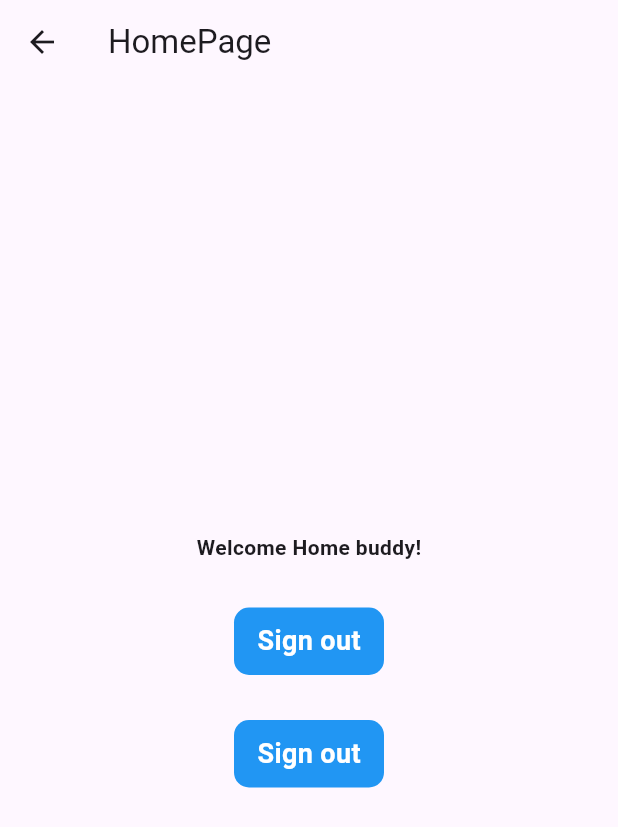
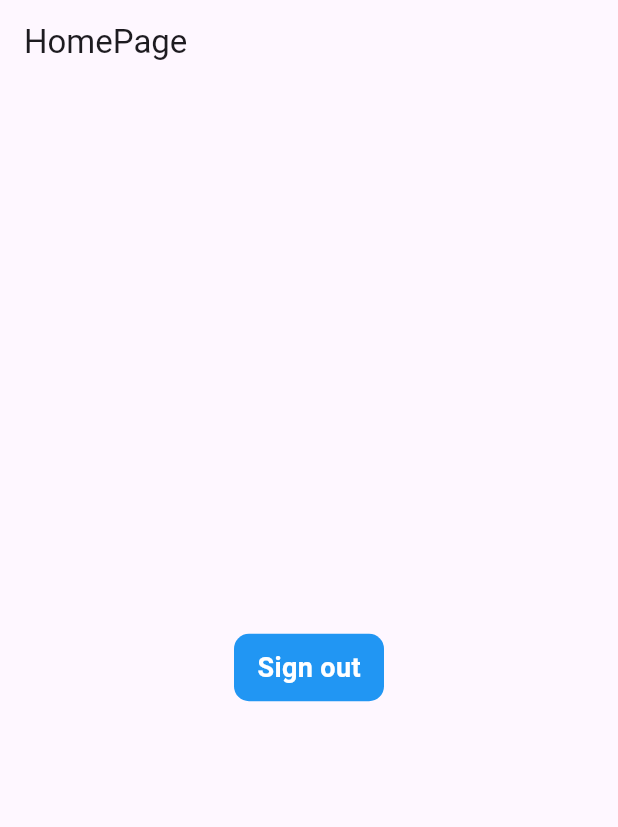
Before and after one commit to siwarbo/mh, a Flutter app: the HomePage screen opened by its route, on a phone screen of 412 x 824 dp. Shown: the top 827 px of the screen. Run offline on Flutter 3.47's test engine with Material 3 defaults, Android fonts, the phone set to English and light mode, and no system bars; our stand-ins replace firebase_auth, firebase_core, fluttertoast; accounts and stored records are empty.

Commit message:
termin signin and out

```diff
--- a/lib/features/user_auth/presentation/pages/home_page.dart
+++ b/lib/features/user_auth/presentation/pages/home_page.dart
@@ -14,64 +14,43 @@ class _HomePageState extends State<HomePage> {
   Widget build(BuildContext context) {
     return Scaffold(
       appBar: AppBar(
+        automaticallyImplyLeading: false,
         title: Text("HomePage"),
       ),
-      body: Column(mainAxisAlignment: MainAxisAlignment.center, children: [
-        Center(
-            child: Text("Welcome Home buddy!",
-                style: TextStyle(fontWeight: FontWeight.bold))),
+      body: Center(
+        child: Column(
+          mainAxisAlignment: MainAxisAlignment.center,
+          children: [
             SizedBox(
-          height: 30,
+              height: 10,
             ),
             GestureDetector(
               onTap: () {
                 FirebaseAuth.instance.signOut();
                 Navigator.pushNamed(context, "/login");
+                showToast(message: "Successfully signed out ");
               },
               child: Container(
                 height: 45,
                 width: 100,
                 decoration: BoxDecoration(
-                color: Colors.blue, borderRadius: BorderRadius.circular(10)),
+                    color: Colors.blue,
+                    borderRadius: BorderRadius.circular(10)),
                 child: Center(
                   child: Text(
                     "Sign out",
                     style: TextStyle(
                       color: Colors.white,
                       fontWeight: FontWeight.bold,
-                    fontSize: 18),
+                      fontSize: 18,
                     ),
                   ),
                 ),
               ),
-        SizedBox(
-          height: 30,
-        ),
-
-        /////
-        GestureDetector(
-          onTap: () {
-            FirebaseAuth.instance.signOut();
-            Navigator.pushNamed(context, "/login");
-            showToast(message: "Successfully signed out");
-          },
-          child: Container(
-            height: 45,
-            width: 100,
-            decoration: BoxDecoration(
-                color: Colors.blue, borderRadius: BorderRadius.circular(10)),
-            child: Center(
-              child: Text(
-                "Sign out",
-                style: TextStyle(
-                    color: Colors.white,
-                    fontWeight: FontWeight.bold,
-                    fontSize: 18),
+            )
+          ],
         ),
       ),
-          ),
-        )
-      ]),
     );
   }
 }
--- a/lib/main.dart
+++ b/lib/main.dart
@@ -3,6 +3,7 @@ import 'dart:io';
 import 'package:alh/features/app/spash_screen/splash_screen.dart';
 import 'package:alh/features/user_auth/presentation/pages/home_page.dart';
 import 'package:alh/features/user_auth/presentation/pages/login_page.dart';
+import 'package:alh/features/user_auth/presentation/pages/sign_up_page.dart';
 import 'package:firebase_core/firebase_core.dart';
 import 'package:flutter/material.dart';
 
@@ -32,9 +33,12 @@ class MyApp extends StatelessWidget {
       initialRoute: '/',
       routes: {
         '/': (context) => SplashScreen(
+              // Here, you can decide whether to show the LoginPage or HomePage based on user authentication
               child: LoginPage(),
             ),
-        '/home': (context) => HomePage(), // Define the '/home' route
+        '/login': (context) => LoginPage(),
+        '/signUp': (context) => SignUpPage(),
+        '/home': (context) => HomePage(),
       },
     );
   }
```
Lines whose indentation alone changed are shown as unchanged.
